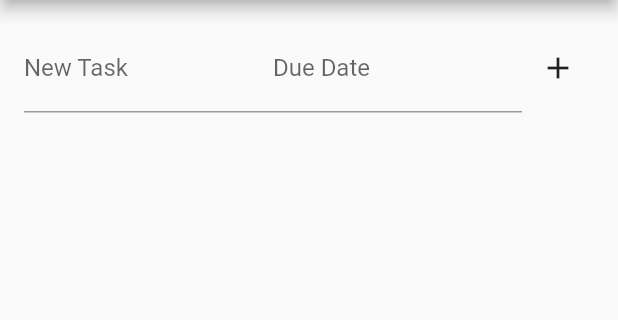
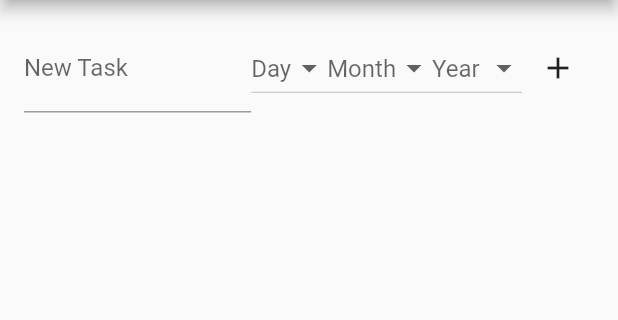
Before and after one commit to LivadeHe/todo, a Flutter app: the screen it shows after launch, after a tap on the "add" icon, on a phone screen of 412 x 824 dp, the part 168-488 px from its top. Run offline on Flutter 3.47's test engine with Material 2 defaults, Android fonts, the phone set to English and light mode, and no system bars.

Commit message:
Due Date Input with Drop Downs added

```diff
--- a/lib/todo_list.dart
+++ b/lib/todo_list.dart
@@ -3,9 +3,11 @@ import 'package:flutter/material.dart';
 class ToDoItem {
   String task;
   bool isDone;
-  String? dueDate;
+  int? day;
+  int? month;
+  int? year;
 
-  ToDoItem(this.task, this.isDone, {this.dueDate = ""});
+  ToDoItem(this.task, this.isDone, {this.day, this.month, this.year});
 }
 
 class ToDoListWidget extends StatefulWidget {
@@ -16,15 +18,17 @@ class ToDoListWidget extends StatefulWidget {
 class _ToDoListWidgetState extends State<ToDoListWidget> {
   List<ToDoItem> todoItems = [];
   TextEditingController taskController = TextEditingController();
-  TextEditingController dateController = TextEditingController();
+  int? selectedDay;
+  int? selectedMonth;
+  int? selectedYear;
 
-  void _addTask(String task, String? dueDate) {
+  void _addTask(String task, int? day, int? month, int? year) {
     if (task.isNotEmpty) {
       setState(() {
-        todoItems.add(ToDoItem(task, false, dueDate: dueDate));
+        todoItems.add(ToDoItem(task, false, day: day, month: month, year: year));
       });
       taskController.clear();
-      dateController.clear();
+      resetDropdowns();
     }
   }
 
@@ -38,6 +42,19 @@ class _ToDoListWidgetState extends State<ToDoListWidget> {
     setState(() {
       todoItems[index].isDone = !todoItems[index].isDone;
     });
+  }
+
+  void resetDropdowns() {
+    selectedDay = null;
+    selectedMonth = null;
+    selectedYear = null;
+  }
+
+  String? getDueDate(ToDoItem item) {
+    if (item.day != null && item.month != null && item.year != null) {
+      return '${item.day.toString().padLeft(2, '0')}.${item.month.toString().padLeft(2, '0')}.${item.year.toString()}';
+    }
+    return null;
   }
 
   @override
@@ -56,22 +73,60 @@ class _ToDoListWidgetState extends State<ToDoListWidget> {
                   child: TextField(
                     controller: taskController,
                     decoration: InputDecoration(labelText: 'New Task'),
-                    onSubmitted: (value) {
-                      _addTask(value, dateController.text);
-                    },
                   ),
                 ),
-                Expanded(
-                  child: TextField(
-                    controller: dateController,
-                    decoration: InputDecoration(labelText: 'Due Date'),
+                DropdownButton<int>(
+                  value: selectedDay,
+                  hint: Text('Day'),
+                  onChanged: (value) {
+                    setState(() {
+                      selectedDay = value;
+                    });
+                  },
+                  items: List.generate(31, (index) => (index + 1))
+                      .map<DropdownMenuItem<int>>((int value) {
+                    return DropdownMenuItem<int>(
+                      value: value,
+                      child: Text(value.toString()),
+                    );
+                  }).toList(),
                 ),
+                DropdownButton<int>(
+                  value: selectedMonth,
+                  hint: Text('Month'),
+                  onChanged: (value) {
+                    setState(() {
+                      selectedMonth = value;
+                    });
+                  },
+                  items: List.generate(12, (index) => (index + 1))
+                      .map<DropdownMenuItem<int>>((int value) {
+                    return DropdownMenuItem<int>(
+                      value: value,
+                      child: Text(value.toString()),
+                    );
+                  }).toList(),
                 ),
-
+                DropdownButton<int>(
+                  value: selectedYear,
+                  hint: Text('Year'),
+                  onChanged: (value) {
+                    setState(() {
+                      selectedYear = value;
+                    });
+                  },
+                  items: List.generate(10, (index) => (2023 + index))
+                      .map<DropdownMenuItem<int>>((int value) {
+                    return DropdownMenuItem<int>(
+                      value: value,
+                      child: Text(value.toString()),
+                    );
+                  }).toList(),
+                ),
                 IconButton(
                   icon: Icon(Icons.add),
                   onPressed: () {
-                    _addTask(taskController.text, dateController.text);
+                    _addTask(taskController.text, selectedDay, selectedMonth, selectedYear);
                   },
                 ),
               ],
@@ -83,7 +138,7 @@ class _ToDoListWidgetState extends State<ToDoListWidget> {
               itemBuilder: (context, index) {
                 return ListTile(
                   title: Text(todoItems[index].task),
-                  subtitle: Text('Due Date: ${todoItems[index].dueDate ?? "Not set"}'),
+                  subtitle: Text('Due Date: ${getDueDate(todoItems[index]) ?? "Not set"}'),
                   leading: Checkbox(
                     value: todoItems[index].isDone,
                     onChanged: (bool? value) {
```
Lines whose indentation alone changed are shown as unchanged.
